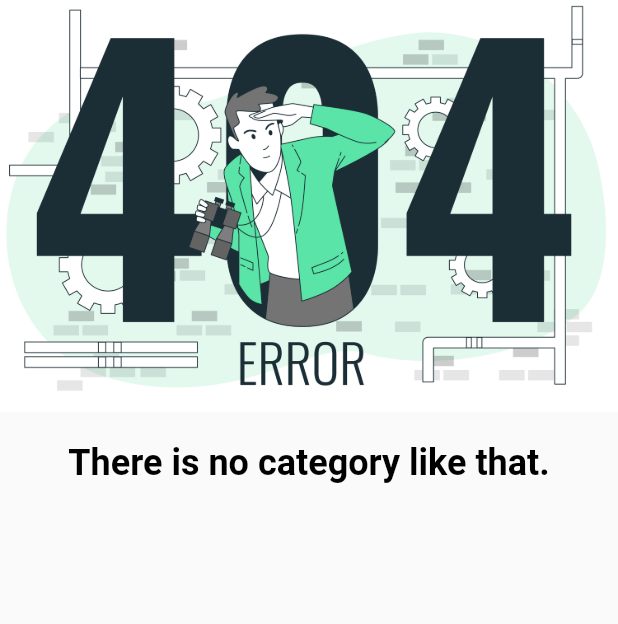
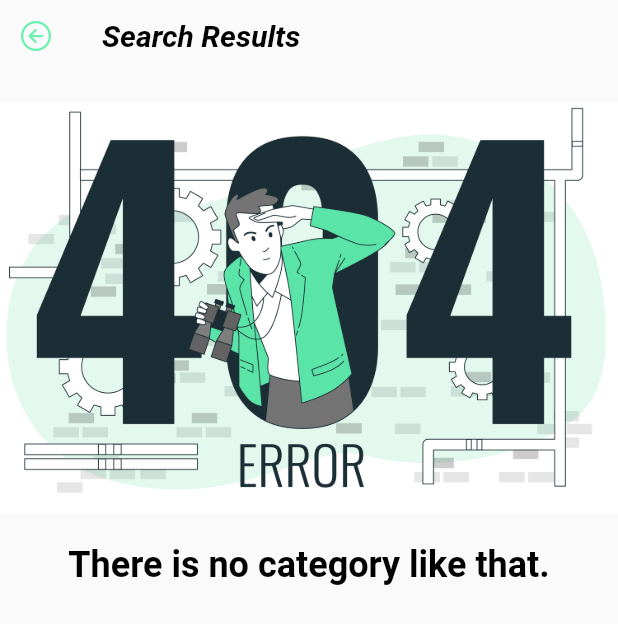
Before and after one commit to kztJames01/bookstore, a Flutter app: the Search widget shown alone on an empty page, opened directly with empty values, on a phone screen of 412 x 824 dp. Shown: the top 624 px of the screen. Run offline on Flutter 3.47's test engine with Material 2 defaults, Android fonts, the phone set to English and light mode, and no system bars; our stand-ins replace bloc, fluentui_system_icons, flutter_advanced_drawer, flutter_bloc, rflutter_alert, sqflite; accounts and stored records are empty.

Commit message:
textEdit phase1 working

```diff
--- a/lib/BookList.dart
+++ b/lib/BookList.dart
@@ -245,7 +245,7 @@ class _BookListState extends State<BookList> with TickerProviderStateMixin {
                                                           notePage(
                                                             title: hello
                                                                 .data![value]
-                                                                .noteTitle,
+
                                                           )));
                                             },
                                             child: Card(
--- a/lib/cubit/drop_down_cubit.dart
+++ b/lib/cubit/drop_down_cubit.dart
@@ -26,3 +26,11 @@ class searchCubit2 extends Cubit<searchResult> {
     emit(searchResult(search: state.search = value));
   }
 }
+
+class edit extends Cubit<textEdit> {
+  edit() : super(textEdit(edit: false));
+
+  change(value) {
+    emit(textEdit(edit: state.edit = value));
+  }
+}
--- a/lib/cubit/drop_down_state.dart
+++ b/lib/cubit/drop_down_state.dart
@@ -14,3 +14,8 @@ class searchResult {
   bool search;
   searchResult({required this.search});
 }
+
+class textEdit {
+  bool edit;
+  textEdit({required this.edit});
+}
--- a/lib/main.dart
+++ b/lib/main.dart
@@ -40,7 +40,8 @@ class _HiState extends State<Hi> {
           create: (context) => DropDownCubit(),
         ),
         BlocProvider(create: (context) => DropDownCubit1()),
-        BlocProvider(create: (context)=> searchCubit2())
+        BlocProvider(create: (context)=> searchCubit2()),
+        BlocProvider(create: (context)=> edit())
       ],
       child: MaterialApp(
         title: "Notes",
--- a/lib/searchList.dart
+++ b/lib/searchList.dart
@@ -49,6 +49,30 @@ class _SearchState extends State<Search> {
                       crossAxisAlignment: CrossAxisAlignment.center,
                       mainAxisAlignment: MainAxisAlignment.start,
                       children: [
+                        Row(
+                            children: [
+                              IconButton(
+                                  onPressed: () {
+                                    BlocProvider.of<searchCubit2>(context)
+                                        .change(false);
+                                  },
+                                  icon: Icon(
+                                      FluentIcons.arrow_circle_left_24_regular,
+                                      color: Colors.greenAccent)),
+                              SizedBox(
+                                width: 20,
+                              ),
+                              Text(
+                                "Search Results",
+                                style: TextStyle(
+                                    color: Colors.black,
+                                    fontSize: 20,
+                                    fontWeight: FontWeight.bold,
+                                    fontStyle: FontStyle.italic),
+                              )
+                            ],
+                          ),
+                        SizedBox(height: 20),
                         Image(
                           image: AssetImage("lib/photos/error.jpg"),
                         ),
@@ -156,7 +180,7 @@ class _SearchState extends State<Search> {
                                           .push(MaterialPageRoute(
                                               builder: (context) => notePage(
                                                     title: snapshot
-                                                        .data![value].noteTitle,
+                                                        .data![value]
                                                   )));
                                     },
                                     child: Card(
```
Also changed, not shown: lib/UpdatePage.dart (+28 -10 lines), lib/notepage.dart (+78 -41 lines).
